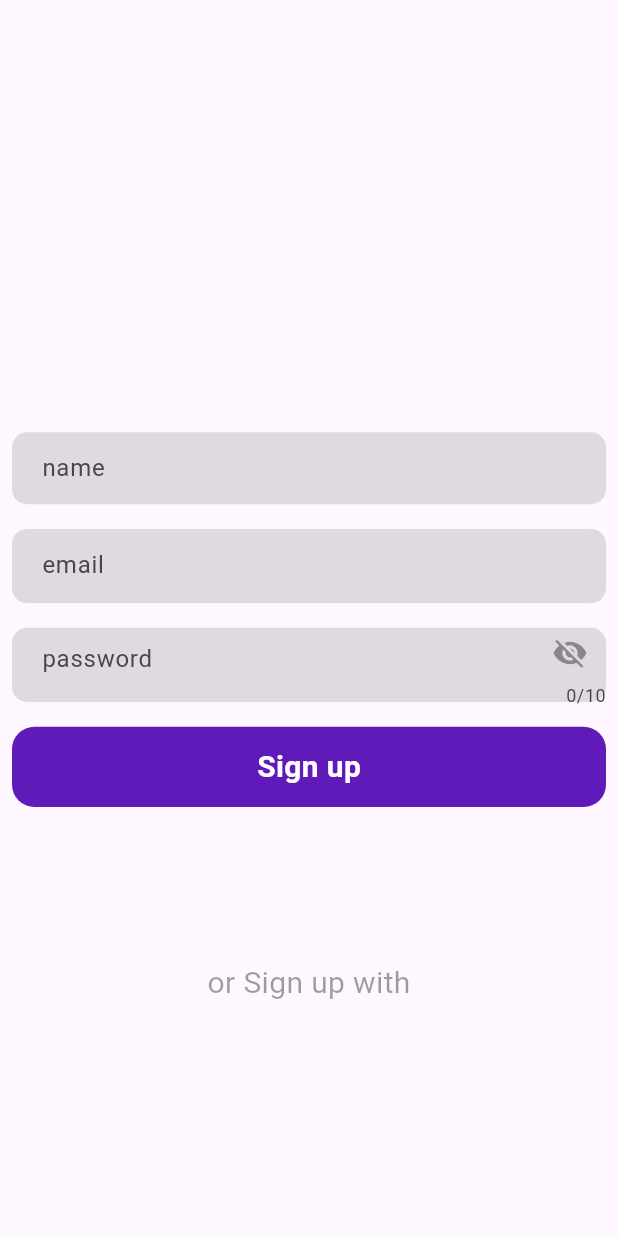
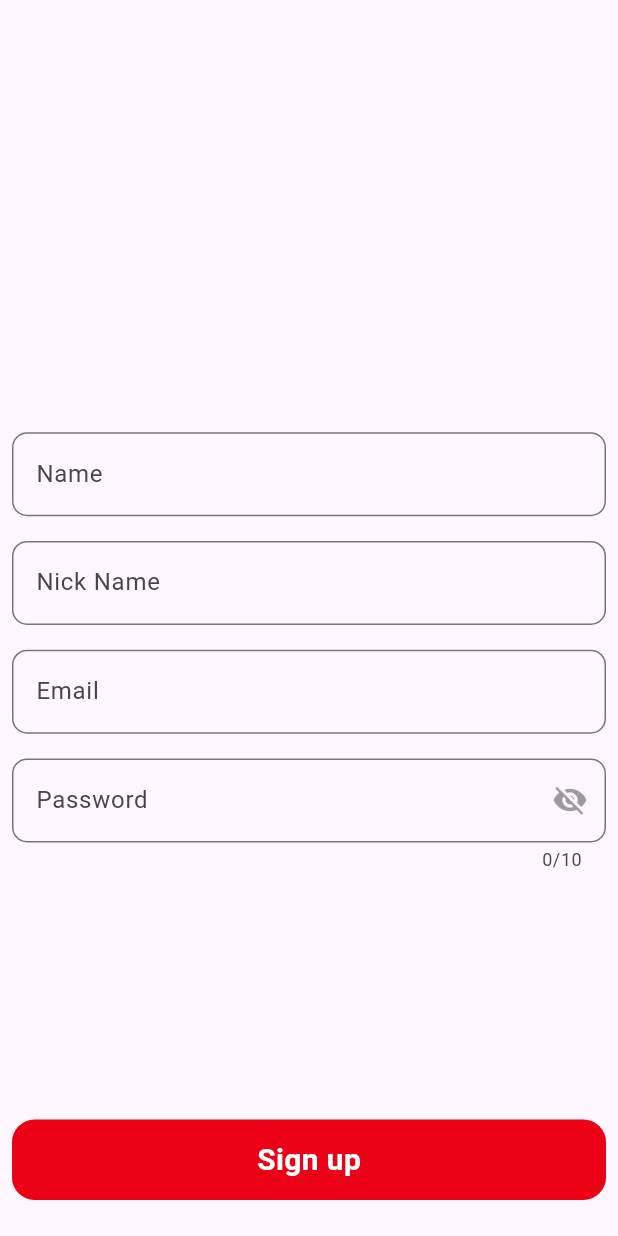
Before and after one commit to janeesp/blood_point, a Flutter app: the screen it shows after launch, after a tap on "Don't hve a account ?", on a phone screen of 412 x 824 dp. Run offline on Flutter 3.47's test engine with Material 3 defaults, Android fonts, the phone set to English and light mode, and no system bars; our stand-ins replace animated_custom_dropdown, cloud_firestore, firebase_auth, firebase_core, flutter_riverpod, fpdart and 3 more; missing offline and left inert: arabic_font; accounts and stored records are empty.

Commit message:
new push

```diff
--- a/lib/features/auth/screen/LoginPage.dart
+++ b/lib/features/auth/screen/LoginPage.dart
@@ -1,15 +1,13 @@
-
 import 'package:arabic_font/arabic_font.dart';
 import 'package:blood_point/features/auth/screen/sign_page.dart';
 
 import 'package:flutter/material.dart';
 import 'package:flutter_riverpod/flutter_riverpod.dart';
+import 'package:lottie/lottie.dart';
 
 import '../../../core/global/global.dart';
 import '../../../core/providers/utils.dart';
 import '../authController/authController.dart';
-
-
 
 class LoginPage extends ConsumerStatefulWidget {
   const LoginPage({super.key});
@@ -19,16 +17,19 @@ class LoginPage extends ConsumerStatefulWidget {
 }
 
 class _LogonPaheState extends ConsumerState<LoginPage> {
+  LoginData() {
+    ref
+        .watch(AuthControllerProvider)
+        .LoginData(email.text.trim(), password.text.trim(), context);
+  }
 
-  LoginData(){
-    ref.watch(AuthControllerProvider).LoginData(email.text.trim(), password.text.trim(), context);
-  }
-  RegExp Emailvalidator=RegExp(r"(^[a-zA-Z0-9_.+-]+@[a-zA-Z0-9-]+\.[a-zA-Z0-9-]+$)");
+  RegExp Emailvalidator =
+      RegExp(r"(^[a-zA-Z0-9_.+-]+@[a-zA-Z0-9-]+\.[a-zA-Z0-9-]+$)");
   // RegExp Passwordvalidator=RegExp(r'^(?=.*?[A-Z])(?=.*?[a-z])(?=.*?[0-9])(?=.*?[./@!&%$#]).{8,}$');
 
-  TextEditingController email=TextEditingController();
-  TextEditingController password=TextEditingController();
-  bool eye=false;
+  TextEditingController email = TextEditingController();
+  TextEditingController password = TextEditingController();
+  bool eye = false;
   final passwordprovider = StateProvider<bool>((ref) {
     return false;
   });
@@ -40,67 +41,63 @@ class _LogonPaheState extends ConsumerState<LoginPage> {
       body: SingleChildScrollView(
         child: Padding(
             padding: const EdgeInsets.all(10),
-         child: Consumer(builder: (context, ref, child) {
+            child: Consumer(
+              builder: (context, ref, child) {
                 final passwordvisble = ref.watch(passwordprovider);
-           return  Column(
+                return Column(
                   children: [
-               SizedBox(
-                 height: scrHeight*0.2,
-               ),
-               Text('Login',style: ArabicTextStyle(arabicFont: ArabicFont.amiri,fontSize: 50),),
-               SizedBox(
-                 height: scrHeight*0.05,
+                    Text(
+                      'Login',
+                      style: ArabicTextStyle(
+                          arabicFont: ArabicFont.amiri, fontSize: 50),
                     ),
 
                     TextFormField(
                       controller: email,
                       decoration: const InputDecoration(
                           border: OutlineInputBorder(
-                       borderRadius: BorderRadius.all(
-                         Radius.circular(10)
-                       )
-                     ),
+                              borderRadius:
+                                  BorderRadius.all(Radius.circular(10))),
                           prefixIconColor: Colors.black12,
-                     contentPadding: const EdgeInsets.only(top: 30,left: 10),
+                          contentPadding:
+                              const EdgeInsets.only(top: 30, left: 10),
                           // prefixIcon: Icon(Icons.person),
-                     hintText: "email: "
-                 ),
+                          hintText: "email"),
                       autovalidateMode: AutovalidateMode.onUserInteraction,
                       validator: (value) {
-                   if(!Emailvalidator.hasMatch(value!)){
+                        if (!Emailvalidator.hasMatch(value!)) {
                           return "enter email";
-                   }else{
+                        } else {
                           return null;
                         }
                       },
                     ),
                     SizedBox(
-                 height: scrHeight*0.03,
+                      height: scrHeight * 0.02,
                     ),
                     TextFormField(
                       controller: password,
                       maxLength: 15,
-                 obscureText:!passwordvisble,
+                      obscureText: !passwordvisble,
                       decoration: InputDecoration(
-                     contentPadding: const EdgeInsets.only(top: 30,left: 10),
+                          contentPadding:
+                              const EdgeInsets.only(top: 30, left: 10),
                           prefixIconColor: Colors.black12,
                           // prefixIcon: const Icon(Icons.lock_outline_rounded),
                           hintText: "password",
                           suffixIcon: GestureDetector(
                             onTap: () {
-                          ref.watch(passwordprovider.notifier).state= !passwordvisble;
+                              ref.watch(passwordprovider.notifier).state =
+                                  !passwordvisble;
                             },
-                         child:!passwordvisble?
-           Icon(Icons.visibility_off):
-                             Icon(Icons.visibility),
+                            child: !passwordvisble
+                                ? Icon(Icons.visibility_off)
+                                : Icon(Icons.visibility),
                           ),
                           border: OutlineInputBorder(
-                       borderRadius: BorderRadius.all(
-                         Radius.circular(10)
-                       )
-                     )
-                 ),
-                 autovalidateMode:AutovalidateMode.onUserInteraction,
+                              borderRadius:
+                                  BorderRadius.all(Radius.circular(10)))),
+                      autovalidateMode: AutovalidateMode.onUserInteraction,
                       // validator: (value) {
                       //   if(!Passwordvalidator.hasMatch(value!)){
                       //     return "enter password";
@@ -115,59 +112,76 @@ class _LogonPaheState extends ConsumerState<LoginPage> {
                         // SizedBox(width: width*0.09,),
                         // //const Text('Forgot password',style: TextStyle(fontWeight: FontWeight.bold),),
                         // SizedBox(width: width*0.35,),
-                   const Text('Forgot password',style: TextStyle(fontWeight: FontWeight.bold))
+                        const Text('Forgot password',
+                            style: TextStyle(fontWeight: FontWeight.bold))
                       ],
                     ),
                     SizedBox(
-                 height: scrHeight*0.08,
+                      height: scrHeight * 0.03,
                     ),
 
                     InkWell(
                       onTap: () {
-                   if(email.text.trim().isNotEmpty&&password.text.trim().isNotEmpty){
+                        if (email.text.trim().isNotEmpty &&
+                            password.text.trim().isNotEmpty) {
                           LoginData();
-
-                   }else{
-
-                     email.text.isEmpty?
-                     showErorMessage(context,'enter email'):
-                     showErorMessage(context,'enter password');
+                        } else {
+                          email.text.isEmpty
+                              ? showErorMessage(context, 'enter email')
+                              : showErorMessage(context, 'enter password');
                         }
                       },
                       child: Container(
-                   height: scrHeight*0.07,
+                        height: scrHeight * 0.07,
                         // width: width*0.9,
                         decoration: BoxDecoration(
-                       color: primaryColor,
-                       borderRadius: BorderRadius.circular(15)
+                            color: const Color(0xffeb0216),
+                            borderRadius: BorderRadius.circular(15)),
+                        child: const Center(
+                            child: Text(
+                          "Login",
+                          style: TextStyle(
+                              fontWeight: FontWeight.bold,
+                              fontSize: 20,
+                              color: Colors.white),
+                        )),
                       ),
-                   child: const Center(child: Text("Login",style: TextStyle(
-                       fontWeight: FontWeight.bold,fontSize: 20,color: Colors.white),)),
-                 ),
-
                     ),
                     SizedBox(
                       height: 5,
                     ),
                     GestureDetector(
-                 onTap: (){
-                   Navigator.push(context, MaterialPageRoute(builder: (context) =>  SignPage(),));
+                      onTap: () {
+                        Navigator.push(
+                            context,
+                            MaterialPageRoute(
+                              builder: (context) => SignPage(),
+                            ));
                       },
-                 child:  Padding(
+                      child: Padding(
                         padding: EdgeInsets.all(8.0),
                         child: Row(
                           mainAxisAlignment: MainAxisAlignment.center,
                           children: [
-                       Text("Don't hve a account ? ",style: ArabicTextStyle(arabicFont:ArabicFont.amiri,
-                       fontSize: 15),),
-                       Text('SIGHN Up',style: ArabicTextStyle(arabicFont: ArabicFont.lalezar,fontSize: 15),)
+                            Text(
+                              "Don't hve a account ? ",
+                              style: ArabicTextStyle(
+                                  arabicFont: ArabicFont.amiri, fontSize: 15),
+                            ),
+                            Text(
+                              'SIGHN Up',
+                              style: ArabicTextStyle(
+                                  arabicFont: ArabicFont.lalezar, fontSize: 15),
+                            )
                           ],
                         ),
                       ),
                     ),
                     GestureDetector(
-                   onTap: (){
-                     ref.watch(AuthControllerProvider).SignwithGoole(context);
+                        onTap: () {
+                          ref
+                              .watch(AuthControllerProvider)
+                              .SignwithGoole(context);
                           // ref.read(AuthControllerProvider).SignwithGoole(context);
                         },
                         child: Text('Google Sign'))
@@ -223,9 +237,8 @@ class _LogonPaheState extends ConsumerState<LoginPage> {
                     // ),
                   ],
                 );
-         },)
-
-       ),
+              },
+            )),
       ),
     );
   }
--- a/lib/features/auth/screen/sign_page.dart
+++ b/lib/features/auth/screen/sign_page.dart
@@ -1,4 +1,3 @@
-
 import 'package:flutter/material.dart';
 import 'package:flutter_riverpod/flutter_riverpod.dart';
 import '../../../core/global/global.dart';
@@ -14,7 +13,7 @@ class SignPage extends ConsumerStatefulWidget {
 }
 
 class _SignPageState extends ConsumerState<SignPage> {
-  SignData(){
+  SignData() {
     ref.watch(AuthControllerProvider).Sign(UserModel(
         delete: false,
         email: email_controler.text.trim(),
@@ -22,17 +21,19 @@ class _SignPageState extends ConsumerState<SignPage> {
         name: Name.text.trim(),
         id: ""));
   }
-  RegExp Emailvalidator=RegExp(r"(^[a-zA-Z0-9_.+-]+@[a-zA-Z0-9-]+\.[a-zA-Z0-9-]+$)");
+
+  RegExp Emailvalidator =
+      RegExp(r"(^[a-zA-Z0-9_.+-]+@[a-zA-Z0-9-]+\.[a-zA-Z0-9-]+$)");
   // RegExp Passwordvalidator=RegExp(r'^(?=.*?[A-Z])(?=.*?[a-z])(?=.*?[0-9])(?=.*?[./@!&%$#]).{8,}$');
-  TextEditingController Name =TextEditingController();
-  TextEditingController email_controler=TextEditingController();
-  TextEditingController password_controler=TextEditingController();
-  bool eye=false;
+  TextEditingController Name = TextEditingController();
+  TextEditingController email_controler = TextEditingController();
+  TextEditingController password_controler = TextEditingController();
+  bool eye = false;
 
   @override
   @override
   Widget build(BuildContext context) {
-    var width =MediaQuery.of(context).size.width;
+    var width = MediaQuery.of(context).size.width;
     return Scaffold(
       body: Padding(
         padding: const EdgeInsets.all(8.0),
@@ -40,101 +41,89 @@ class _SignPageState extends ConsumerState<SignPage> {
           child: Column(
             children: [
               SizedBox(
-                height: width*0.3,
+                height: width * 0.3,
               ),
               Container(
-                height: width*0.3,
-                width: width*0.4,
+                height: width * 0.3,
+                width: width * 0.4,
                 // child: const Image(image: AssetImage('assets/animation/image.webp')),
-
               ),
               SizedBox(
-                height: width*0.08,
+                height: width * 0.08,
               ),
-              Container(
-                decoration: BoxDecoration(
-                    color: Colors.black12,
-                    borderRadius: BorderRadius.circular(10)
-                ),
-                child: TextFormField(
+              TextFormField(
                 controller: Name,
                 decoration: const InputDecoration(
-                      contentPadding:EdgeInsets.only(
-                          left: 20,
-                          top: 1
-                      ) ,
-                      prefixIconColor: Colors.black12,
-                      hintText: 'name',
+                    hintText: 'Name',
+                    labelText: 'Name',
                     // prefixIcon: Icon(Icons.person),
-                      border: InputBorder.none
-                  ),
-                ),
+                    border: OutlineInputBorder(
+                        borderRadius: BorderRadius.all(Radius.circular(10)))),
               ),
               SizedBox(
-                height: width*0.04,
+                height: width * 0.04,
               ),
-
-              Container(
-                height: width*0.12,
-                decoration: BoxDecoration(
-                  borderRadius:BorderRadius.circular(10),
-                  color: Colors.black12,
+              TextFormField(
+                decoration: InputDecoration(
+                    hintText: 'Nick Name',
+                    labelText: "Nick Name",
+                    border: OutlineInputBorder(
+                        borderRadius: BorderRadius.all(
+                      Radius.circular(10),
+                    ))),
               ),
-                child: TextFormField(
+              SizedBox(
+                height: width * 0.04,
+              ),
+              TextFormField(
                 controller: email_controler,
                 decoration: const InputDecoration(
-                    contentPadding: EdgeInsets.only(top:1,left: 20),
+
                     // prefixIcon: Icon(Icons.alternate_email),
-                    prefixIconColor: Colors.black12,
-                    focusColor: Colors.black12,
-                    border: InputBorder.none,
-                    hintText: "email",
-                  ),
+
+                    border: OutlineInputBorder(
+                        borderRadius: BorderRadius.all(Radius.circular(10))),
+                    hintText: "Email",
+                    labelText: 'Email'),
                 autovalidateMode: AutovalidateMode.onUserInteraction,
                 validator: (value) {
-                    if(!Emailvalidator.hasMatch(value!)){
-                      return
-                        "enter email";
-                    }else{
+                  if (!Emailvalidator.hasMatch(value!)) {
+                    return "enter a valid email";
+                  } else {
                     return null;
                   }
                 },
               ),
+              SizedBox(
+                height: width * 0.04,
               ),
-              SizedBox(
-                height: width*0.04,
-              ),
-
-              Container(
-                height: width*0.12,
-                decoration: const BoxDecoration(
-                  borderRadius: BorderRadius.all(Radius.circular(10)),
-                  color: Colors.black12,
-                ),
-
-                child: TextFormField(
+              TextFormField(
                 controller: password_controler,
                 maxLength: 10,
 
-                  obscureText: eye==true?false:true,
-                  decoration: InputDecoration(contentPadding: const EdgeInsets.only(left: 20,top: 30),
-                    // prefixIcon: Icon(Icons.lock_outline_rounded),
-                    prefixIconColor: Colors.black12,
-                    border:  InputBorder.none,
+                obscureText: eye == true ? false : true,
+                decoration: InputDecoration(
+                  border: OutlineInputBorder(
+                      borderRadius: BorderRadius.all(Radius.circular(10))),
                   focusColor: Colors.black12,
-
-                    hintText: "password",
+                  hintText: "Password",
+                  labelText: 'Password',
                   suffixIcon: InkWell(
                       onTap: () {
-                          eye=!eye;
-                          setState(() {
-
-                          });
+                        eye = !eye;
+                        setState(() {});
                       },
-                        child:eye==true? const Icon(Icons.remove_red_eye_outlined,color: Colors.black38,)
-                            :const Icon(Icons.visibility_off,color: Colors.black38,)),
+                      child: eye == true
+                          ? const Icon(
+                              Icons.remove_red_eye_outlined,
+                              color: Colors.black38,
+                            )
+                          : const Icon(
+                              Icons.visibility_off,
+                              color: Colors.black38,
+                            )),
                 ),
-                  autovalidateMode:AutovalidateMode.onUserInteraction,
+                autovalidateMode: AutovalidateMode.onUserInteraction,
                 // validator: (value) {
                 //   if(!Passwordvalidator.hasMatch(value!)){
                 //     return "enter password";
@@ -143,53 +132,49 @@ class _SignPageState extends ConsumerState<SignPage> {
                 //   }
                 // },
               ),
-              ),
-
               SizedBox(
-                height: width*0.04,
+                height: width * 0.4,
               ),
               InkWell(
                 onTap: () {
-                  if(Name.text.trim().isNotEmpty&&email_controler.text.trim()!=""&&password_controler.text.trim()!=""){
-                    ScaffoldMessenger.of(context).showSnackBar(const SnackBar(content: Text("Submited Successfully")));
-                    Navigator.push(context, MaterialPageRoute(builder: (context) => const LoginPage(),));
+                  if (Name.text.trim().isNotEmpty &&
+                      email_controler.text.trim() != "" &&
+                      password_controler.text.trim() != "") {
+                    ScaffoldMessenger.of(context).showSnackBar(
+                        const SnackBar(content: Text("Submited Successfully")));
+                    Navigator.push(
+                        context,
+                        MaterialPageRoute(
+                          builder: (context) => const LoginPage(),
+                        ));
                     SignData();
-                  }else{
-                    Name.text==''?
-                        showErorMessage(context,'enter name'):
-                    email_controler.text==""?
-                    showErorMessage(context,'enter email') :
-                    showErorMessage(context,'enter password');
-
-
-
+                  } else {
+                    Name.text == ''
+                        ? showErorMessage(context, 'enter name')
+                        : email_controler.text == ""
+                            ? showErorMessage(context, 'enter email')
+                            : showErorMessage(context, 'enter password');
                   }
-
                 },
                 child: Container(
-                  height: width*0.13,
-                  width: width*1,
+                  height: width * 0.13,
+                  width: width * 1,
                   decoration: BoxDecoration(
-                      color: primaryColor,
-
-                      borderRadius: BorderRadius.circular(15)
-                  ),
-                  child: const Center(child: Text("Sign up",style: TextStyle(
-                      fontWeight: FontWeight.bold,fontSize: 20,color: Colors.white),)),
+                      color: const Color(0xffeb0216),
+                      borderRadius: BorderRadius.circular(15)),
+                  child: const Center(
+                      child: Text(
+                    "Sign up",
+                    style: TextStyle(
+                        fontWeight: FontWeight.bold,
+                        fontSize: 20,
+                        color: Colors.white),
+                  )),
                 ),
               ),
-              SizedBox(
-                height: width*0.25,
-              ),
-              const Text('or Sign up with',style: TextStyle(
-                  fontSize: 20,
-                  color: Colors.black38
-              ),),
-              SizedBox(height: width*0.2,),
               Row(
                 mainAxisAlignment: MainAxisAlignment.center,
                 children: const [
-
                   // Container(
                   //     height: width*0.18,
                   //     color: Colors.black,
@@ -198,15 +183,8 @@ class _SignPageState extends ConsumerState<SignPage> {
                   // child:
                   // SignInButton()
                   // )
-
-
-
                 ],
               ),
-
-
-
-
             ],
           ),
         ),
--- a/pubspec.yaml
+++ b/pubspec.yaml
@@ -73,6 +73,7 @@ flutter:
   # To add assets to your application, add an assets section, like this:
   assets:
      - aseets/
+     - aseets/looti/
   #   - images/a_dot_burr.jpeg
   #   - images/a_dot_ham.jpeg
 
```
Also changed, not shown: aseets/looti/Animation - 1705988325202.json (added, +1 -0 lines), lib/features/auth/screen/add_detail_page.dart (+41 -41 lines). Lines whose indentation alone changed are shown as unchanged.
